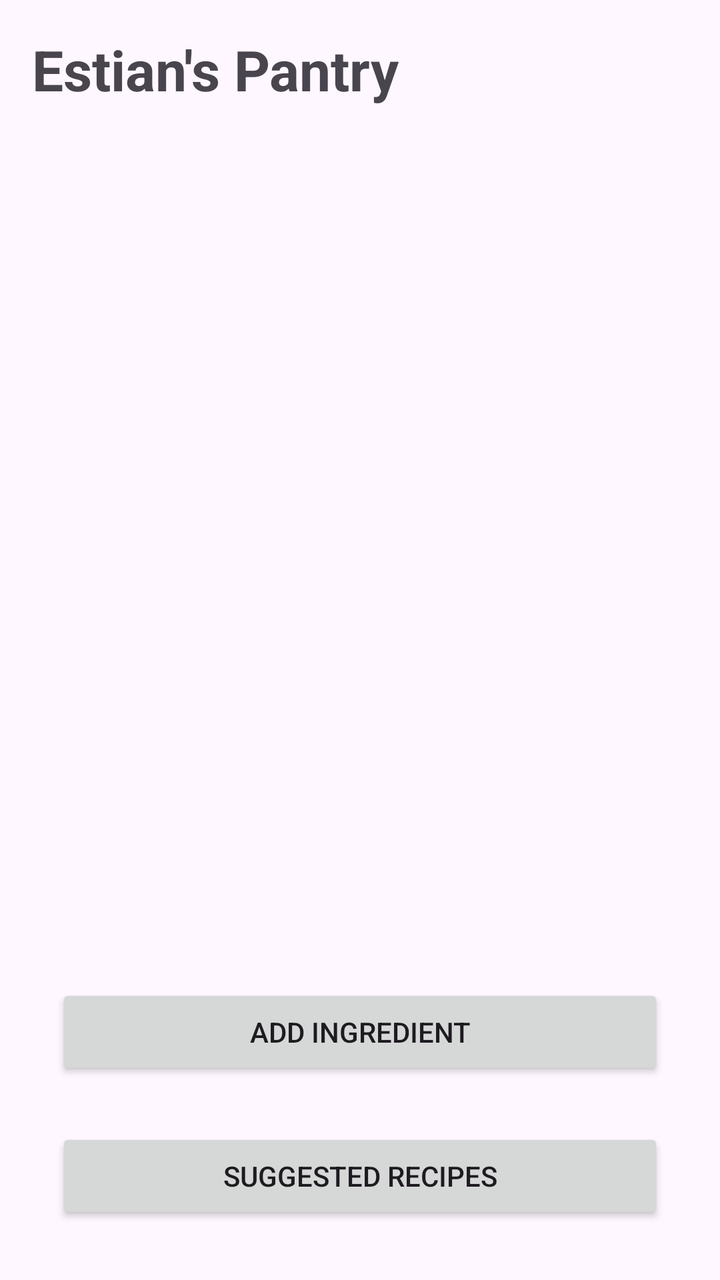
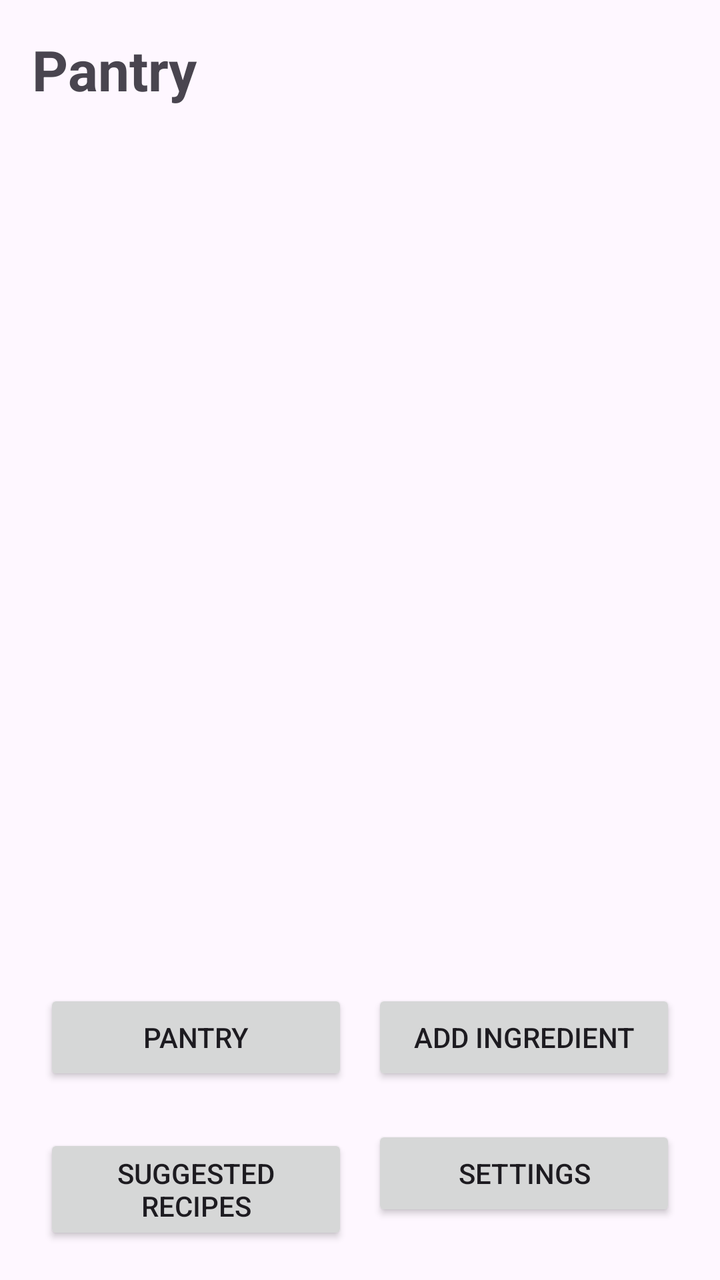

The first picture is an Android layout as it rendered before a commit; the second is the same layout after the commit. The layout source and the unified diff follow.
<!-- AndroidManifest.xml: application theme Theme.SmartPantryManager -->
<!-- res/layout/activity_pantry.xml -->
<?xml version="1.0" encoding="utf-8"?>
<LinearLayout xmlns:android="http://schemas.android.com/apk/res/android"
    android:layout_width="match_parent"
    android:layout_height="match_parent"
    android:orientation="vertical"
    android:padding="16dp"
    android:fitsSystemWindows="true">

    
    <TextView
        android:id="@+id/pantryTitle"
        android:layout_width="match_parent"
        android:layout_height="wrap_content"
        android:text="Estian's Pantry"
        android:textSize="28sp"
        android:textStyle="bold"
        android:paddingBottom="12dp" />

    
    <androidx.recyclerview.widget.RecyclerView
        android:id="@+id/pantryRecyclerView"
        android:layout_width="match_parent"
        android:layout_height="0dp"
        android:layout_weight="1" />

    
    <Button
        android:id="@+id/addIngredientButton"
        android:layout_width="match_parent"
        android:layout_height="wrap_content"
        android:text="Add Ingredient"
        android:layout_margin="12dp" />

    
    <Button
        android:id="@+id/suggestedRecipesButton"
        android:layout_width="match_parent"
        android:layout_height="wrap_content"
        android:text="Suggested Recipes"
        android:layout_margin="12dp" />

</LinearLayout>
<!-- resources referenced by this layout -->
<resources>
  <style name="Theme.SmartPantryManager" parent="Base.Theme.SmartPantryManager" />
  <style name="Base.Theme.SmartPantryManager" parent="Theme.Material3.DayNight.NoActionBar">
          
          
      </style>
</resources>

<!-- the commit's change to res/layout/activity_pantry.xml (unified diff, before → after) -->
@@ -11,7 +11,7 @@
         android:id="@+id/pantryTitle"
         android:layout_width="match_parent"
         android:layout_height="wrap_content"
-        android:text="Estian's Pantry"
+        android:text="Pantry"
         android:textSize="28sp"
         android:textStyle="bold"
         android:paddingBottom="12dp" />
@@ -23,20 +23,55 @@
         android:layout_height="0dp"
         android:layout_weight="1" />
 
-    
-    <Button
-        android:id="@+id/addIngredientButton"
+    <LinearLayout
         android:layout_width="match_parent"
         android:layout_height="wrap_content"
-        android:text="Add Ingredient"
-        android:layout_margin="12dp" />
+        android:orientation="horizontal"
+        android:paddingTop="8dp">
 
-    
-    <Button
-        android:id="@+id/suggestedRecipesButton"
+        
+        <Button
+            android:id="@+id/pantryNavigationButton"
+            android:layout_width="0dp"
+            android:layout_height="wrap_content"
+            android:layout_weight="1"
+            android:text="Pantry"
+            android:layout_margin="6dp" />
+
+        
+        <Button
+            android:id="@+id/addIngredientButton"
+            android:layout_width="0dp"
+            android:layout_height="wrap_content"
+            android:layout_weight="1"
+            android:text="Add Ingredient"
+            android:layout_margin="6dp" />
+
+    </LinearLayout>
+
+    <LinearLayout
         android:layout_width="match_parent"
         android:layout_height="wrap_content"
-        android:text="Suggested Recipes"
-        android:layout_margin="12dp" />
+        android:orientation="horizontal"
+        android:paddingTop="8dp">
+
+        
+        <Button
+            android:id="@+id/suggestedRecipesButton"
+            android:layout_width="0dp"
+            android:layout_height="wrap_content"
+            android:layout_weight="1"
+            android:text="Suggested Recipes"
+            android:layout_margin="6dp" />
+
+        <Button
+            android:id="@+id/settingsNavigationButton"
+            android:layout_width="0dp"
+            android:layout_height="wrap_content"
+            android:layout_weight="1"
+            android:text="Settings"
+            android:layout_margin="6dp" />
+
+    </LinearLayout>
 
 </LinearLayout>
